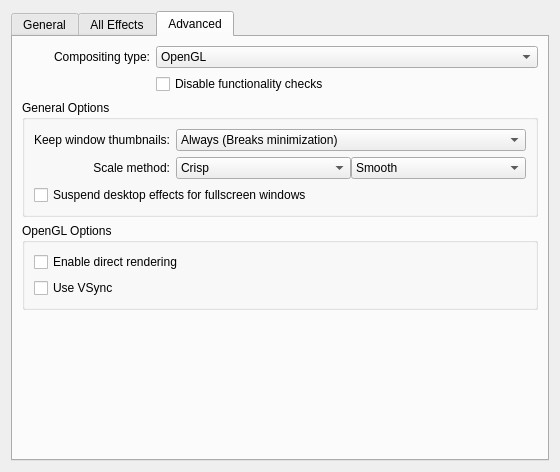
Old version of the form kcmkwin/kwincompositing/main.ui in the repository KDE/kwin.
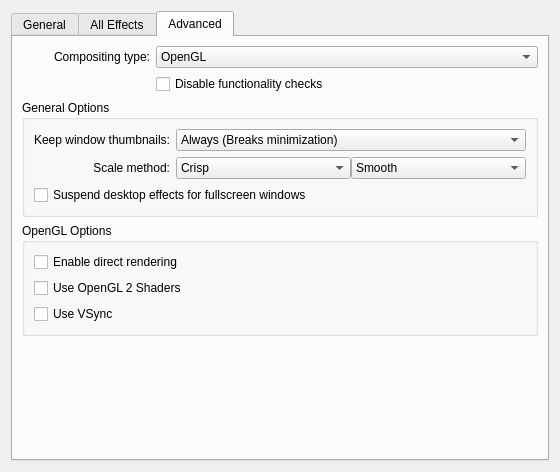
New version of the form. The open tabs and pages were chosen to show the change. Custom widgets are drawn as their Qt base class.

Commit message:
GUI option to control new GLLegacy option
Needs to be removed when compiled against GLES.

The edit to the form file:
```diff
--- a/kcmkwin/kwincompositing/main.ui
+++ b/kcmkwin/kwincompositing/main.ui
@@ -610,7 +610,7 @@
             </property>
            </widget>
           </item>
-          <item row="1" column="0" colspan="2">
+          <item row="2" column="0" colspan="2">
            <widget class="QCheckBox" name="glVSync">
             <property name="text">
              <string>Use VSync</string>
@@ -620,6 +620,17 @@
             </property>
            </widget>
           </item>
+          <item row="1" column="0">
+           <widget class="QCheckBox" name="glShaders">
+            <property name="toolTip">
+             <string>If enabled all rendering will be perfomed with Shaders written in the OpenGL Shading Language.
+On legacy hardware disabling Shaders can improve the performance.</string>
+            </property>
+            <property name="text">
+             <string>Use OpenGL 2 Shaders</string>
+            </property>
+           </widget>
+          </item>
          </layout>
         </widget>
        </item>
```
The commit also changes 1 other file.
